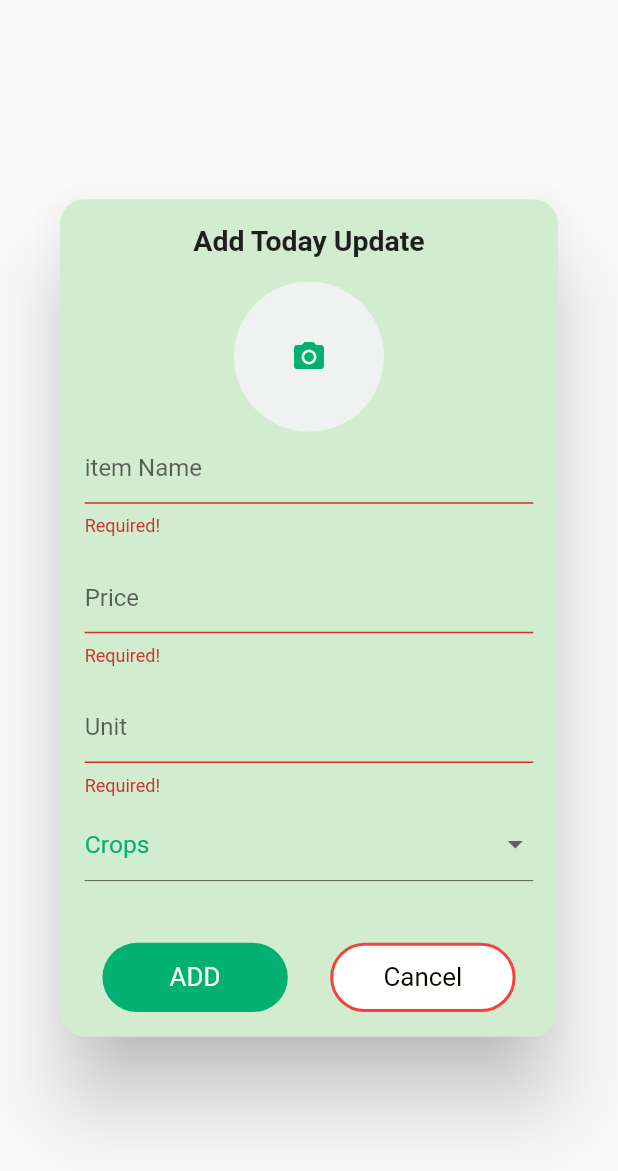
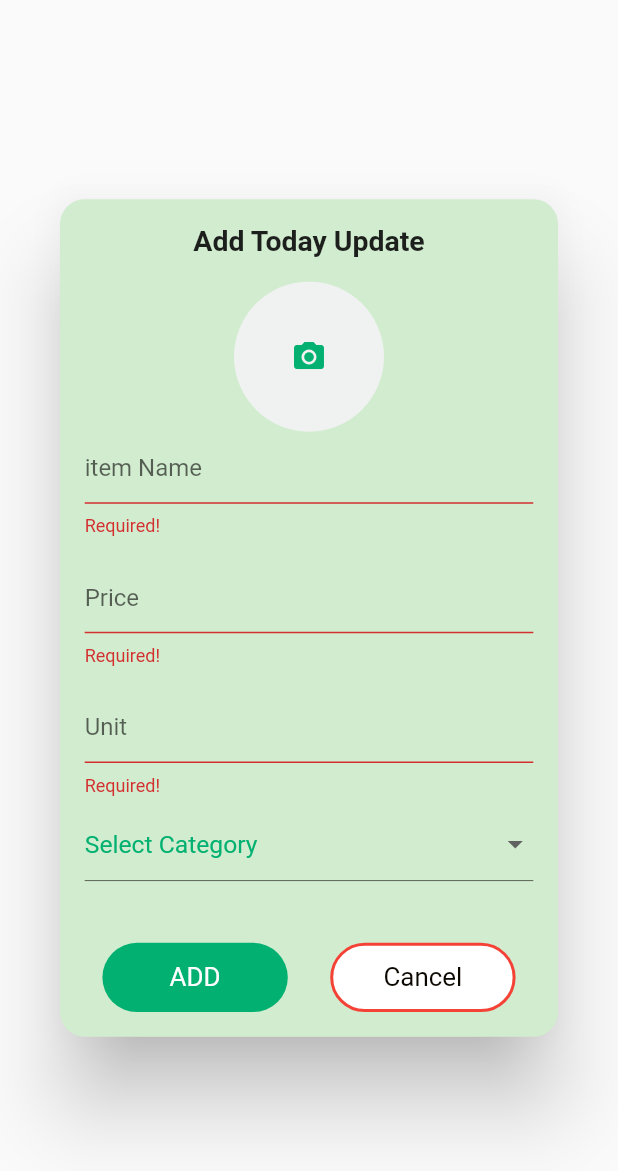
Before and after one commit to AliahmadRaza401/Smart-Agri-App, a Flutter app: the AddUpdate widget shown alone on an empty page, opened directly, after a tap on "ADD", on a phone screen of 412 x 824 dp. Shown: the top 1171 px of the screen. Run offline on Flutter 3.47's test engine with Material 2 defaults, Android fonts, the phone set to English and light mode, and no system bars; our stand-ins replace auto_size_text, cloud_firestore, dropdown_search, email_validator, firebase_auth, firebase_core and 9 more; missing offline and left inert: quds_popup_menu; accounts and stored records are empty; Roboto replaces fonts that are missing (Zen Kurenaido).

Commit message:
Hassan ~ daily updates modification

```diff
--- a/lib/services/dailyupdate_services.dart
+++ b/lib/services/dailyupdate_services.dart
@@ -2,7 +2,6 @@
 
 import 'package:cloud_firestore/cloud_firestore.dart';
 import 'package:firebase_auth/firebase_auth.dart';
-import 'package:flutter/foundation.dart';
 import 'package:flutter/material.dart';
 import 'package:fluttertoast/fluttertoast.dart';
 import 'package:intl/intl.dart';
@@ -18,7 +17,7 @@ class DailyUpdateServices {
   static FirebaseFirestore firebaseFirestore = FirebaseFirestore.instance;
 
   static addDailyItemToDB(
-      BuildContext context, name, price, unit, category,imageFile) async {
+      BuildContext context, name, price, unit, category, imageFile) async {
     AuthProvider authProvider =
         Provider.of<AuthProvider>(context, listen: false);
     User? user = _auth.currentUser;
@@ -35,7 +34,7 @@ class DailyUpdateServices {
         'itemName': name,
         'itemPrice': price,
         'itemUnit': unit,
-        'category' : category,
+        'category': category,
         'date': date,
         'time': time,
         'traderId': user!.uid,
@@ -74,6 +73,7 @@ class DailyUpdateServices {
     name,
     price,
     unit,
+    itemCategory,
   ) async {
     AuthProvider authProvider =
         Provider.of<AuthProvider>(context, listen: false);
@@ -89,6 +89,7 @@ class DailyUpdateServices {
         'itemName': name,
         'itemPrice': price,
         'itemUnit': unit,
+        'category' : itemCategory,
         'date': date,
         'time': time,
         'traderId': user!.uid,
--- a/lib/trader_screens/daily_update/daily_updates.dart
+++ b/lib/trader_screens/daily_update/daily_updates.dart
@@ -197,7 +197,7 @@ class _DailyUpdatesState extends State<DailyUpdates> {
                                 data['date'],
                                 data['itemPrice'],
                                 data['itemUnit'],
-                                "category",
+                                data['category'],
                                 data['image']['url'],
                               ),
                             ),
--- a/lib/trader_screens/notifications_screen/notification_page.dart
+++ b/lib/trader_screens/notifications_screen/notification_page.dart
@@ -117,7 +117,7 @@ class _NotificationPageState extends State<NotificationPage> {
                               if (check == true) {
                                 await FirebaseFirestore.instance
                                     .collection("users")
-                                    .doc(docs[i].reference.id)
+                                    .doc(user!.uid)
                                     .update(
                                   {
                                     'leneHen': price,
@@ -125,7 +125,7 @@ class _NotificationPageState extends State<NotificationPage> {
                                 );
                                 await FirebaseFirestore.instance
                                     .collection("farmers")
-                                    .doc(docs[i].reference.id)
+                                    .doc(data["farmerId"])
                                     .update(
                                   {
                                     'deneHen': price,
--- a/lib/widgets/add_update_dialog.dart
+++ b/lib/widgets/add_update_dialog.dart
@@ -25,9 +25,10 @@ class _AddUpdateState extends State<AddUpdate> {
   String itemCategory = "";
   File? _image;
   List<String> dropdownList = <String>[
-    'Crops',
+    "Select Category",
     'Fertilizers',
-    'Sprays',
+    'Pesticides',
+    'Seed',
     'Cash',
   ];
 
@@ -177,6 +178,7 @@ class _AddUpdateState extends State<AddUpdate> {
                         () {
                           if (_formKey.currentState!.validate()) {
                             if (_image != null) {
+                              if (itemCategory != "") {
                                 DailyUpdateServices.addDailyItemToDB(
                                   context,
                                   itemName.text,
@@ -185,6 +187,15 @@ class _AddUpdateState extends State<AddUpdate> {
                                   itemCategory,
                                   _image,
                                 );
+                              }
+                              else {
+                                showDialog(
+                                  context: context,
+                                  builder: (BuildContext context) {
+                                    return oopsAlert(context, "Fill All Fields");
+                                  },
+                                );
+                              }
                             } else {
                               showDialog(
                                 context: context,
```
Also changed, not shown: lib/trader_screens/daily_update/update_daily_update.dart (+13 -14 lines). Lines whose indentation alone changed are shown as unchanged.
